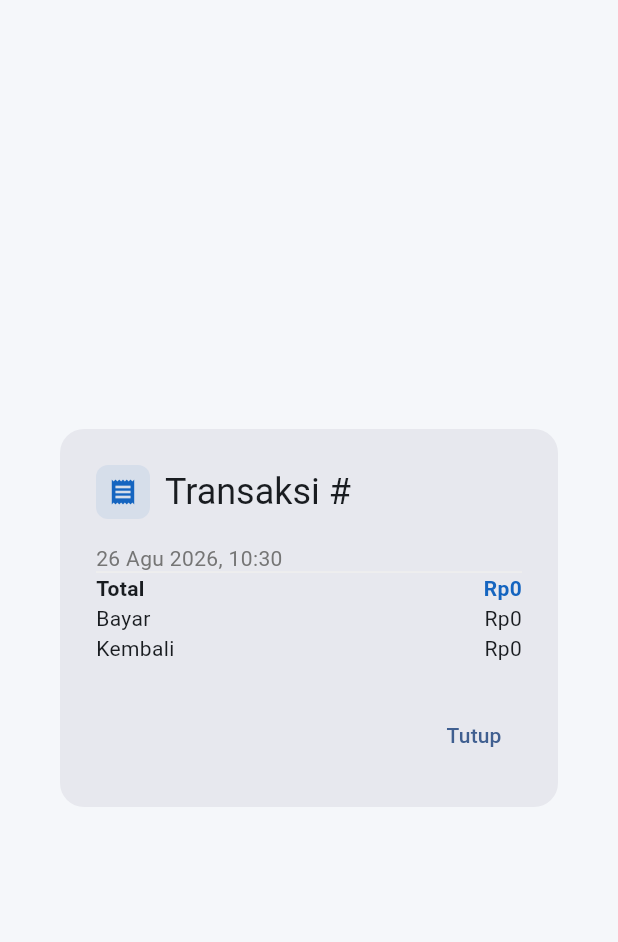
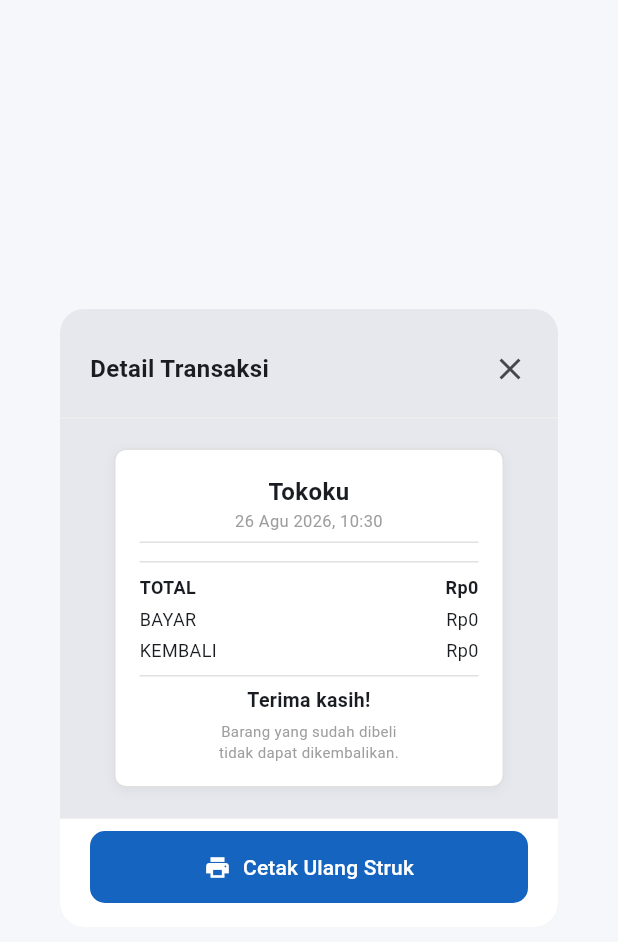
Before and after one commit to rzkyypnduu/pos-toko, a Flutter app: the _TransaksiDetailDialog widget shown alone on an empty page, opened directly with empty values, on a phone screen of 412 x 824 dp. Shown: the top 942 px of the screen. Run offline on Flutter 3.47's test engine with Material 3 defaults, Android fonts, the phone set to English and light mode, and no system bars; our stand-ins replace fl_chart, image_picker; missing offline and left inert: flutter_classic_bluetooth, mobile_scanner.

Commit message:
feat: ubah dialog riwayat transaksi jadi view struk + tombol cetak ulang

```diff
--- a/lib/screens/transaksi_screen.dart
+++ b/lib/screens/transaksi_screen.dart
@@ -2,6 +2,7 @@ import 'package:flutter/material.dart';
 import 'package:provider/provider.dart';
 
 import '../models/transaksi.dart';
+import '../providers/printer_provider.dart';
 import '../providers/transaksi_provider.dart';
 import '../utils/formatters.dart';
 import '../widgets/responsive_layout.dart';
@@ -326,80 +327,203 @@ class _TransaksiDetailDialog extends StatelessWidget {
 
   @override
   Widget build(BuildContext context) {
-    return AlertDialog(
+    final printer = context.read<PrinterProvider>();
+    final namaToko = printer.namaToko;
+    final alamat = printer.alamat;
+    final noTelp = printer.noTelp;
+    final slogan = printer.sloganPenutup;
+    final footer = printer.footerStruk;
+
+    return Dialog(
       shape: RoundedRectangleBorder(borderRadius: BorderRadius.circular(16)),
-      title: Row(
+      child: Column(
+        mainAxisSize: MainAxisSize.min,
         children: [
-          Container(
-            width: 36,
-            height: 36,
-            decoration: BoxDecoration(
-              color: const Color(0xFF1565C0).withValues(alpha: 0.08),
-              borderRadius: BorderRadius.circular(8),
+          Padding(
+            padding: const EdgeInsets.fromLTRB(20, 16, 8, 8),
+            child: Row(
+              children: [
+                const Expanded(
+                  child: Text(
+                    'Detail Transaksi',
+                    style: TextStyle(fontSize: 16, fontWeight: FontWeight.bold),
                   ),
-            child: const Icon(Icons.receipt,
-                color: Color(0xFF1565C0), size: 20),
                 ),
-          const SizedBox(width: 10),
-          Text('Transaksi #${transaksi.id}'),
+                IconButton(
+                  icon: const Icon(Icons.close),
+                  onPressed: () => Navigator.pop(context),
+                ),
               ],
             ),
-      content: SizedBox(
-        width: 350,
+          ),
+          const Divider(height: 1),
+          Flexible(
+            child: SingleChildScrollView(
+              padding: const EdgeInsets.all(20),
+              child: Center(
+                child: Container(
+                  width: 260,
+                  padding: const EdgeInsets.all(16),
+                  decoration: BoxDecoration(
+                    color: Colors.white,
+                    border: Border.all(color: Colors.grey.shade300),
+                    borderRadius: BorderRadius.circular(8),
+                    boxShadow: [
+                      BoxShadow(
+                        color: Colors.grey.withValues(alpha: 0.15),
+                        blurRadius: 6,
+                        offset: const Offset(0, 2),
+                      ),
+                    ],
+                  ),
                   child: Column(
-          mainAxisSize: MainAxisSize.min,
+                    crossAxisAlignment: CrossAxisAlignment.center,
+                    children: [
+                      Text(
+                        namaToko,
+                        style: const TextStyle(
+                            fontSize: 16, fontWeight: FontWeight.bold),
+                        textAlign: TextAlign.center,
+                      ),
+                      if (alamat.isNotEmpty)
+                        Text(alamat,
+                            style: TextStyle(
+                                fontSize: 11, color: Colors.grey.shade600),
+                            textAlign: TextAlign.center),
+                      if (noTelp.isNotEmpty)
+                        Text('Telp: $noTelp',
+                            style: TextStyle(
+                                fontSize: 11, color: Colors.grey.shade600),
+                            textAlign: TextAlign.center),
+                      if (alamat.isNotEmpty || noTelp.isNotEmpty)
+                        Padding(
+                          padding: const EdgeInsets.symmetric(vertical: 6),
+                          child: Divider(
+                              height: 1, color: Colors.grey.shade300),
+                        ),
+                      Text(
+                        formatDate(transaksi.timestamp),
+                        style: TextStyle(
+                            fontSize: 11, color: Colors.grey.shade500),
+                        textAlign: TextAlign.center,
+                      ),
+                      Padding(
+                        padding: const EdgeInsets.symmetric(vertical: 6),
+                        child: Divider(
+                            height: 1, color: Colors.grey.shade300),
+                      ),
+                      ...transaksi.items.map((item) => Padding(
+                            padding: const EdgeInsets.symmetric(vertical: 2),
+                            child: Column(
                               crossAxisAlignment: CrossAxisAlignment.start,
                               children: [
-            Text(formatDate(transaksi.timestamp),
-                style: TextStyle(color: Colors.grey[600])),
-            const Divider(),
-            ...transaksi.items.map((item) => Padding(
-                  padding: const EdgeInsets.symmetric(vertical: 3),
-                  child: Row(
-                    mainAxisAlignment: MainAxisAlignment.spaceBetween,
+                                Text(item.nama,
+                                    style: const TextStyle(fontSize: 12)),
+                                Row(
+                                  mainAxisAlignment:
+                                      MainAxisAlignment.spaceBetween,
                                   children: [
-                      Expanded(
-                          child:
-                              Text('${item.nama} x${formatQty(item.qty)}')),
-                      Text(formatRupiah(item.subtotal)),
-                    ],
-                  ),
-                )),
-            const Divider(),
-            Row(
-              mainAxisAlignment: MainAxisAlignment.spaceBetween,
-              children: [
-                const Text('Total',
-                    style: TextStyle(fontWeight: FontWeight.bold)),
-                Text(formatRupiah(transaksi.total),
-                    style: const TextStyle(
-                        fontWeight: FontWeight.bold,
-                        color: Color(0xFF1565C0))),
-              ],
-            ),
-            Row(
-              mainAxisAlignment: MainAxisAlignment.spaceBetween,
-              children: [
-                const Text('Bayar'),
-                Text(formatRupiah(transaksi.bayar)),
-              ],
-            ),
-            Row(
-              mainAxisAlignment: MainAxisAlignment.spaceBetween,
-              children: [
-                const Text('Kembali'),
-                Text(formatRupiah(transaksi.kembalian)),
+                                    Text(
+                                        '${formatQty(item.qty)} ${item.satuan.isNotEmpty ? item.satuan : 'pcs'} x ${formatRupiah(item.harga)}',
+                                        style: TextStyle(
+                                            fontSize: 11,
+                                            color: Colors.grey.shade600)),
+                                    Text(formatRupiah(item.subtotal),
+                                        style: const TextStyle(fontSize: 12)),
                                   ],
                                 ),
                               ],
                             ),
+                          )),
+                      Padding(
+                        padding: const EdgeInsets.symmetric(vertical: 6),
+                        child: Divider(
+                            height: 1, color: Colors.grey.shade300),
                       ),
-      actions: [
-        TextButton(
-          onPressed: () => Navigator.pop(context),
-          child: const Text('Tutup'),
+                      _receiptRow('TOTAL', formatRupiah(transaksi.total),
+                          bold: true),
+                      _receiptRow('BAYAR', formatRupiah(transaksi.bayar)),
+                      _receiptRow('KEMBALI',
+                          formatRupiah(transaksi.kembalian)),
+                      Padding(
+                        padding: const EdgeInsets.symmetric(vertical: 6),
+                        child: Divider(
+                            height: 1, color: Colors.grey.shade300),
+                      ),
+                      Text(
+                        slogan.isNotEmpty ? slogan : 'Terima kasih!',
+                        style: const TextStyle(
+                            fontSize: 13, fontWeight: FontWeight.bold),
+                        textAlign: TextAlign.center,
+                      ),
+                      if (footer.isNotEmpty) ...[
+                        const SizedBox(height: 4),
+                        Text(footer,
+                            style: TextStyle(
+                                fontSize: 10, color: Colors.grey.shade500),
+                            textAlign: TextAlign.center),
+                      ],
+                    ],
+                  ),
+                ),
+              ),
+            ),
+          ),
+          Container(
+            padding: const EdgeInsets.fromLTRB(20, 8, 20, 16),
+            decoration: BoxDecoration(
+              color: Colors.white,
+              border: Border(
+                  top: BorderSide(color: Colors.grey.shade200)),
+              borderRadius: const BorderRadius.vertical(
+                  bottom: Radius.circular(16)),
+            ),
+            child: SizedBox(
+              width: double.infinity,
+              child: FilledButton.icon(
+                onPressed: () async {
+                  final result = await printer.printStruk(transaksi);
+                  if (context.mounted) {
+                    ScaffoldMessenger.of(context).showSnackBar(
+                      SnackBar(
+                        content: Text(result
+                            ? 'Struk berhasil dicetak'
+                            : 'Gagal cetak. Pastikan printer terhubung.'),
+                        backgroundColor:
+                            result ? const Color(0xFF2E7D32) : Colors.red,
+                      ),
+                    );
+                  }
+                },
+                icon: const Icon(Icons.print, size: 18),
+                label: const Text('Cetak Ulang Struk'),
+              ),
+            ),
           ),
         ],
+      ),
+    );
+  }
+
+  Widget _receiptRow(String left, String right, {bool bold = false}) {
+    return Padding(
+      padding: const EdgeInsets.symmetric(vertical: 2),
+      child: Row(
+        mainAxisAlignment: MainAxisAlignment.spaceBetween,
+        children: [
+          Flexible(
+            child: Text(left,
+                style: TextStyle(
+                    fontSize: 12,
+                    fontWeight: bold ? FontWeight.bold : FontWeight.normal)),
+          ),
+          const SizedBox(width: 8),
+          Text(right,
+              style: TextStyle(
+                  fontSize: 12,
+                  fontWeight: bold ? FontWeight.bold : FontWeight.normal)),
+        ],
+      ),
     );
   }
 }
```
Lines whose indentation alone changed are shown as unchanged.
